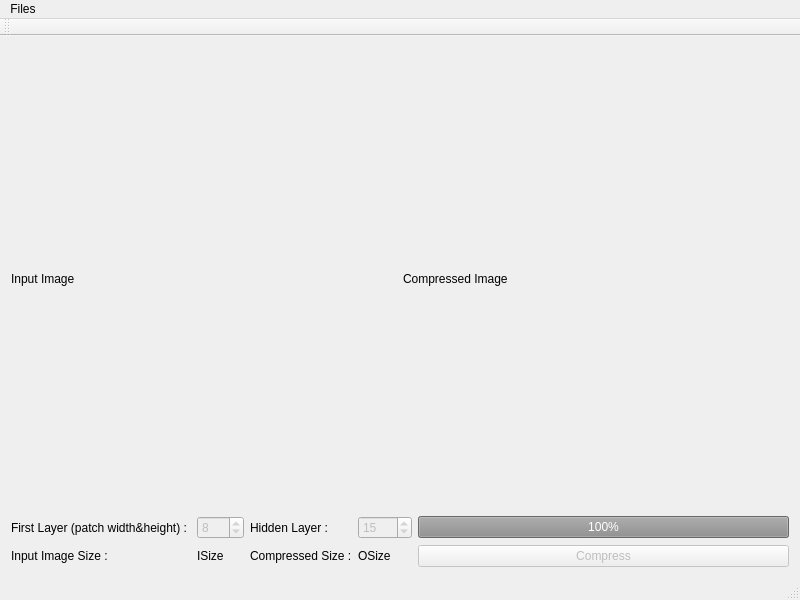
The window that NNCompression/mainwindow.ui (Zenol/NNCompression) describes before a commit, drawn with Qt 5.
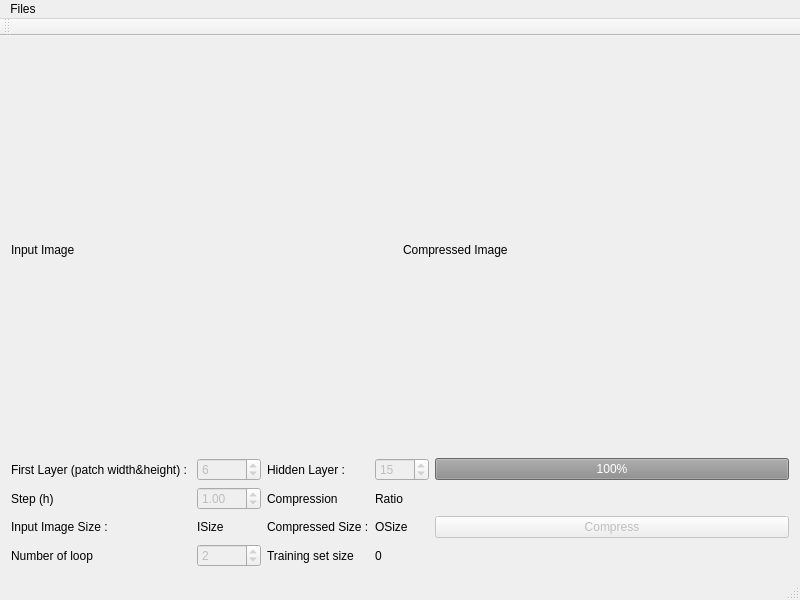
The same window after the commit.

The edit to the form file:
```diff
--- a/NNCompression/mainwindow.ui
+++ b/NNCompression/mainwindow.ui
@@ -45,6 +45,13 @@
       <property name="verticalSpacing">
        <number>6</number>
       </property>
+      <item row="3" column="3">
+       <widget class="QLabel" name="training_size">
+        <property name="text">
+         <string>0</string>
+        </property>
+       </widget>
+      </item>
       <item row="0" column="2">
        <widget class="QLabel" name="label_2">
         <property name="text">
@@ -65,13 +72,13 @@
          <bool>false</bool>
         </property>
         <property name="minimum">
-         <number>4</number>
+         <number>2</number>
         </property>
         <property name="maximum">
          <number>800</number>
         </property>
         <property name="value">
-         <number>8</number>
+         <number>6</number>
         </property>
        </widget>
       </item>
@@ -91,34 +98,20 @@
         </property>
        </widget>
       </item>
-      <item row="1" column="1">
+      <item row="2" column="1">
        <widget class="QLabel" name="isize">
         <property name="text">
          <string>ISize</string>
         </property>
        </widget>
       </item>
-      <item row="1" column="2">
+      <item row="2" column="2">
        <widget class="QLabel" name="label_5">
         <property name="text">
          <string>Compressed Size :</string>
         </property>
        </widget>
       </item>
-      <item row="1" column="0">
-       <widget class="QLabel" name="label_3">
-        <property name="text">
-         <string>Input Image Size :</string>
-        </property>
-       </widget>
-      </item>
-      <item row="1" column="3">
-       <widget class="QLabel" name="osize">
-        <property name="text">
-         <string>OSize</string>
-        </property>
-       </widget>
-      </item>
       <item row="0" column="4">
        <widget class="QProgressBar" name="progressBar">
         <property name="enabled">
@@ -129,7 +122,14 @@
         </property>
        </widget>
       </item>
-      <item row="1" column="4">
+      <item row="2" column="0">
+       <widget class="QLabel" name="label_3">
+        <property name="text">
+         <string>Input Image Size :</string>
+        </property>
+       </widget>
+      </item>
+      <item row="2" column="4">
        <widget class="QPushButton" name="pushButton">
         <property name="enabled">
          <bool>false</bool>
@@ -139,6 +139,80 @@
         </property>
        </widget>
       </item>
+      <item row="2" column="3">
+       <widget class="QLabel" name="osize">
+        <property name="text">
+         <string>OSize</string>
+        </property>
+       </widget>
+      </item>
+      <item row="3" column="1">
+       <widget class="QSpinBox" name="loop">
+        <property name="enabled">
+         <bool>false</bool>
+        </property>
+        <property name="minimum">
+         <number>1</number>
+        </property>
+        <property name="maximum">
+         <number>20</number>
+        </property>
+        <property name="value">
+         <number>2</number>
+        </property>
+       </widget>
+      </item>
+      <item row="3" column="2">
+       <widget class="QLabel" name="label_6">
+        <property name="text">
+         <string>Training set size</string>
+        </property>
+       </widget>
+      </item>
+      <item row="3" column="0">
+       <widget class="QLabel" name="label_4">
+        <property name="text">
+         <string>Number of loop</string>
+        </property>
+       </widget>
+      </item>
+      <item row="1" column="0">
+       <widget class="QLabel" name="label_7">
+        <property name="text">
+         <string>Step (h)</string>
+        </property>
+       </widget>
+      </item>
+      <item row="1" column="2">
+       <widget class="QLabel" name="label_8">
+        <property name="text">
+         <string>Compression</string>
+        </property>
+       </widget>
+      </item>
+      <item row="1" column="1">
+       <widget class="QDoubleSpinBox" name="step">
+        <property name="enabled">
+         <bool>false</bool>
+        </property>
+        <property name="maximum">
+         <double>500.000000000000000</double>
+        </property>
+        <property name="singleStep">
+         <double>0.100000000000000</double>
+        </property>
+        <property name="value">
+         <double>1.000000000000000</double>
+        </property>
+       </widget>
+      </item>
+      <item row="1" column="3">
+       <widget class="QLabel" name="ratio">
+        <property name="text">
+         <string>Ratio</string>
+        </property>
+       </widget>
+      </item>
      </layout>
     </item>
    </layout>
```
Left out of the diff: 11 changed lines with no effect on the pictures.
